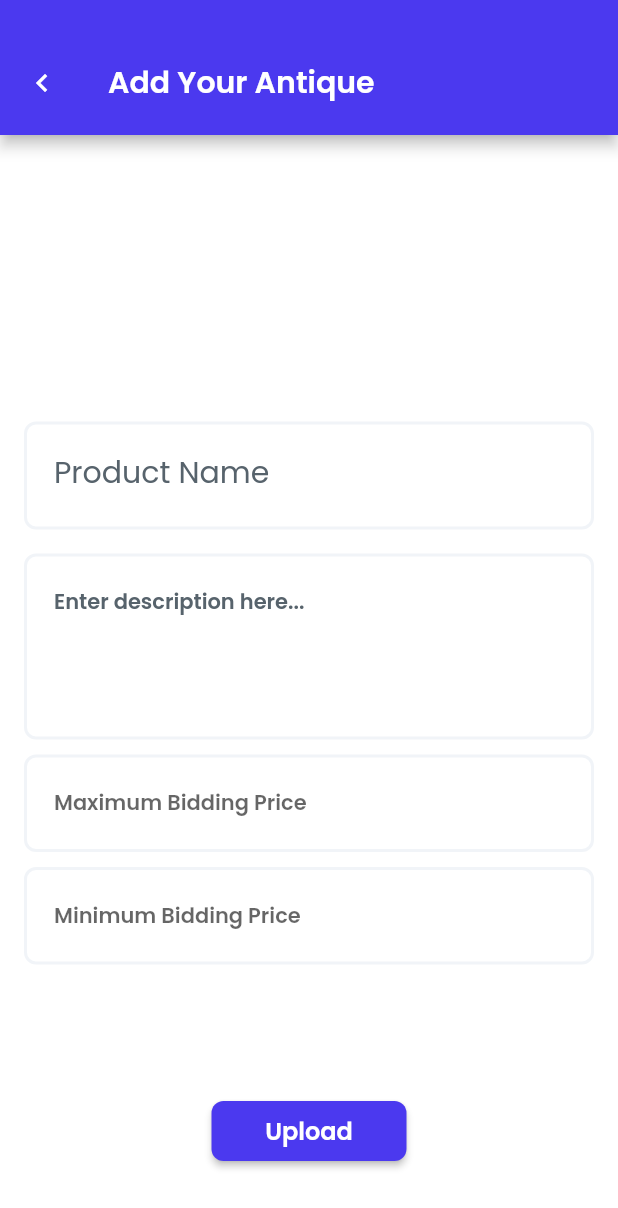
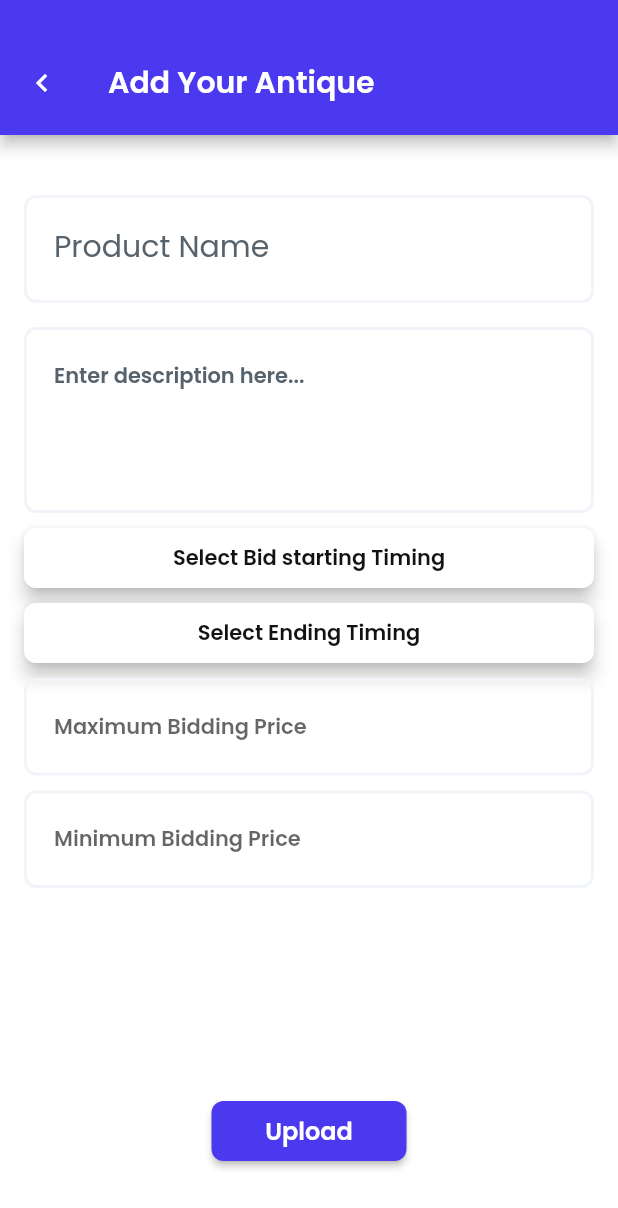
Before and after one commit to Aashu1303/auction_flutter, a Flutter app: the AddProductWidget screen opened by its route, on a phone screen of 412 x 824 dp. Shown: the top 1208 px of the screen. Run offline on Flutter 3.47's test engine with Material 2 defaults, Android fonts, the phone set to English and light mode, and no system bars; drawn by our look-alikes of auto_size_text; our stand-ins replace built_collection, built_value, cloud_firestore, file_picker, firebase_auth, firebase_core and 16 more; missing offline and left inert: json_path, mime_type; accounts and stored records are empty; network calls fail.

Commit message:
Updating to latest FlutterFlow output.

```diff
--- a/lib/add_product/add_product_model.dart
+++ b/lib/add_product/add_product_model.dart
@@ -6,6 +6,7 @@ import '../flutter_flow/flutter_flow_util.dart';
 import '../flutter_flow/flutter_flow_widgets.dart';
 import '../flutter_flow/upload_media.dart';
 import 'package:cloud_firestore/cloud_firestore.dart';
+import 'package:flutter/foundation.dart';
 import 'package:flutter/material.dart';
 import 'package:google_fonts/google_fonts.dart';
 import 'package:provider/provider.dart';
@@ -25,6 +26,8 @@ class AddProductModel extends FlutterFlowModel {
   // State field(s) for shortBio widget.
   TextEditingController? shortBioController;
   String? Function(BuildContext, String?)? shortBioControllerValidator;
+  DateTime? datePicked1;
+  DateTime? datePicked2;
   // State field(s) for maxBid widget.
   TextEditingController? maxBidController;
   String? Function(BuildContext, String?)? maxBidControllerValidator;
--- a/lib/add_product/add_product_widget.dart
+++ b/lib/add_product/add_product_widget.dart
@@ -6,6 +6,7 @@ import '../flutter_flow/flutter_flow_util.dart';
 import '../flutter_flow/flutter_flow_widgets.dart';
 import '../flutter_flow/upload_media.dart';
 import 'package:cloud_firestore/cloud_firestore.dart';
+import 'package:flutter/foundation.dart';
 import 'package:flutter/material.dart';
 import 'package:google_fonts/google_fonts.dart';
 import 'package:provider/provider.dart';
@@ -100,7 +101,7 @@ class _AddProductWidgetState extends State<AddProductWidget> {
               mainAxisAlignment: MainAxisAlignment.spaceBetween,
               children: [
                 Padding(
-                  padding: EdgeInsetsDirectional.fromSTEB(0, 50, 0, 0),
+                  padding: EdgeInsetsDirectional.fromSTEB(0, 20, 0, 20),
                   child: StreamBuilder<List<ListingsRecord>>(
                     stream: queryListingsRecord(
                       singleRecord: true,
@@ -178,17 +179,16 @@ class _AddProductWidgetState extends State<AddProductWidget> {
                           }
                         },
                         child: Image.network(
-                          imageListingsRecord!.image!,
-                          width: 200,
-                          height: 200,
+                          imageListingsRecord!.photoUrl!,
+                          width: 100,
+                          height: 100,
                           fit: BoxFit.cover,
                         ),
                       );
                     },
                   ),
                 ),
-                Padding(
-                  padding: EdgeInsetsDirectional.fromSTEB(0, 50, 0, 0),
+                Expanded(
                   child: Column(
                     mainAxisSize: MainAxisSize.max,
                     children: [
@@ -290,6 +290,114 @@ class _AddProductWidgetState extends State<AddProductWidget> {
                           keyboardType: TextInputType.multiline,
                           validator: _model.shortBioControllerValidator
                               .asValidator(context),
+                        ),
+                      ),
+                      Padding(
+                        padding: EdgeInsetsDirectional.fromSTEB(16, 10, 16, 0),
+                        child: Column(
+                          mainAxisSize: MainAxisSize.min,
+                          mainAxisAlignment: MainAxisAlignment.spaceAround,
+                          crossAxisAlignment: CrossAxisAlignment.stretch,
+                          children: [
+                            Padding(
+                              padding:
+                                  EdgeInsetsDirectional.fromSTEB(0, 0, 0, 10),
+                              child: FFButtonWidget(
+                                onPressed: () async {
+                                  final _datePicked1Date = await showDatePicker(
+                                    context: context,
+                                    initialDate: getCurrentTimestamp,
+                                    firstDate: getCurrentTimestamp,
+                                    lastDate: DateTime(2050),
+                                  );
+
+                                  TimeOfDay? _datePicked1Time;
+                                  if (_datePicked1Date != null) {
+                                    _datePicked1Time = await showTimePicker(
+                                      context: context,
+                                      initialTime: TimeOfDay.fromDateTime(
+                                          getCurrentTimestamp),
+                                    );
+                                  }
+
+                                  if (_datePicked1Date != null &&
+                                      _datePicked1Time != null) {
+                                    setState(() {
+                                      _model.datePicked1 = DateTime(
+                                        _datePicked1Date.year,
+                                        _datePicked1Date.month,
+                                        _datePicked1Date.day,
+                                        _datePicked1Time!.hour,
+                                        _datePicked1Time.minute,
+                                      );
+                                    });
+                                  }
+                                },
+                                text: 'Select Bid starting Timing',
+                                options: FFButtonOptions(
+                                  width: 130,
+                                  height: 40,
+                                  color: FlutterFlowTheme.of(context)
+                                      .primaryBtnText,
+                                  textStyle:
+                                      FlutterFlowTheme.of(context).bodyText1,
+                                  elevation: 5,
+                                  borderSide: BorderSide(
+                                    color: Colors.transparent,
+                                    width: 1,
+                                  ),
+                                  borderRadius: BorderRadius.circular(8),
+                                ),
+                              ),
+                            ),
+                            FFButtonWidget(
+                              onPressed: () async {
+                                final _datePicked2Date = await showDatePicker(
+                                  context: context,
+                                  initialDate: getCurrentTimestamp,
+                                  firstDate: getCurrentTimestamp,
+                                  lastDate: DateTime(2050),
+                                );
+
+                                TimeOfDay? _datePicked2Time;
+                                if (_datePicked2Date != null) {
+                                  _datePicked2Time = await showTimePicker(
+                                    context: context,
+                                    initialTime: TimeOfDay.fromDateTime(
+                                        getCurrentTimestamp),
+                                  );
+                                }
+
+                                if (_datePicked2Date != null &&
+                                    _datePicked2Time != null) {
+                                  setState(() {
+                                    _model.datePicked2 = DateTime(
+                                      _datePicked2Date.year,
+                                      _datePicked2Date.month,
+                                      _datePicked2Date.day,
+                                      _datePicked2Time!.hour,
+                                      _datePicked2Time.minute,
+                                    );
+                                  });
+                                }
+                              },
+                              text: 'Select Ending Timing',
+                              options: FFButtonOptions(
+                                width: 130,
+                                height: 40,
+                                color:
+                                    FlutterFlowTheme.of(context).primaryBtnText,
+                                textStyle:
+                                    FlutterFlowTheme.of(context).bodyText1,
+                                elevation: 5,
+                                borderSide: BorderSide(
+                                  color: Colors.transparent,
+                                  width: 1,
+                                ),
+                                borderRadius: BorderRadius.circular(8),
+                              ),
+                            ),
+                          ],
                         ),
                       ),
                       Padding(
@@ -397,6 +505,8 @@ class _AddProductWidgetState extends State<AddProductWidget> {
                         minBid: double.tryParse(_model.minBidController.text),
                         maxBid: double.tryParse(_model.maxBidController.text),
                         image: _model.uploadedFileUrl,
+                        startDate: _model.datePicked1,
+                        endDate: _model.datePicked2,
                       );
                       await ListingsRecord.collection
                           .doc()
--- a/lib/auth/firebase_user_provider.dart
+++ b/lib/auth/firebase_user_provider.dart
@@ -1,23 +1,23 @@
 import 'package:firebase_auth/firebase_auth.dart';
 import 'package:rxdart/rxdart.dart';
 
-class AuctionwareFirebaseUser {
-  AuctionwareFirebaseUser(this.user);
+class AuctionWareFirebaseUser {
+  AuctionWareFirebaseUser(this.user);
   User? user;
   bool get loggedIn => user != null;
 }
 
-AuctionwareFirebaseUser? currentUser;
+AuctionWareFirebaseUser? currentUser;
 bool get loggedIn => currentUser?.loggedIn ?? false;
-Stream<AuctionwareFirebaseUser> auctionwareFirebaseUserStream() =>
+Stream<AuctionWareFirebaseUser> auctionWareFirebaseUserStream() =>
     FirebaseAuth.instance
         .authStateChanges()
         .debounce((user) => user == null && !loggedIn
             ? TimerStream(true, const Duration(seconds: 1))
             : Stream.value(user))
-        .map<AuctionwareFirebaseUser>(
+        .map<AuctionWareFirebaseUser>(
       (user) {
-        currentUser = AuctionwareFirebaseUser(user);
+        currentUser = AuctionWareFirebaseUser(user);
         return currentUser!;
       },
     );
--- a/lib/flutter_flow/nav/nav.dart
+++ b/lib/flutter_flow/nav/nav.dart
@@ -20,8 +20,8 @@ export 'serialization_util.dart';
 const kTransitionInfoKey = '__transition_info__';
 
 class AppStateNotifier extends ChangeNotifier {
-  AuctionwareFirebaseUser? initialUser;
-  AuctionwareFirebaseUser? user;
+  AuctionWareFirebaseUser? initialUser;
+  AuctionWareFirebaseUser? user;
   bool showSplashImage = true;
   String? _redirectLocation;
 
@@ -46,7 +46,7 @@ class AppStateNotifier extends ChangeNotifier {
   /// to perform subsequent actions (such as navigation) afterwards.
   void updateNotifyOnAuthChange(bool notify) => notifyOnAuthChange = notify;
 
-  void update(AuctionwareFirebaseUser newUser) {
+  void update(AuctionWareFirebaseUser newUser) {
     initialUser ??= newUser;
     user = newUser;
     // Refresh the app on auth change unless explicitly marked otherwise.
--- a/lib/home_page/home_page_widget.dart
+++ b/lib/home_page/home_page_widget.dart
@@ -125,7 +125,7 @@ class _HomePageWidgetState extends State<HomePageWidget>
                                 EdgeInsetsDirectional.fromSTEB(16, 0, 16, 12),
                             child: InkWell(
                               onTap: () async {
-                                context.pushNamed(
+                                context.goNamed(
                                   'DetailPage',
                                   queryParams: {
                                     'listingRef': serializeParam(
@@ -165,7 +165,7 @@ class _HomePageWidgetState extends State<HomePageWidget>
                                       child: ClipRRect(
                                         borderRadius: BorderRadius.circular(12),
                                         child: Image.network(
-                                          'https://static.nike.com/a/images/f_auto,b_rgb:f5f5f5,w_880/e5e376f2-7b53-49fc-9720-0e1d69ff0fb9/zion-1-basketball-shoes-bJ0hLJ.png',
+                                          listViewListingsRecord.image!,
                                           width: 120,
                                           height: 100,
                                           fit: BoxFit.cover,
--- a/lib/main.dart
+++ b/lib/main.dart
@@ -36,7 +36,7 @@ class _MyAppState extends State<MyApp> {
   Locale? _locale;
   ThemeMode _themeMode = FlutterFlowTheme.themeMode;
 
-  late Stream<AuctionwareFirebaseUser> userStream;
+  late Stream<AuctionWareFirebaseUser> userStream;
 
   late AppStateNotifier _appStateNotifier;
   late GoRouter _router;
@@ -48,7 +48,7 @@ class _MyAppState extends State<MyApp> {
     super.initState();
     _appStateNotifier = AppStateNotifier();
     _router = createRouter(_appStateNotifier);
-    userStream = auctionwareFirebaseUserStream()
+    userStream = auctionWareFirebaseUserStream()
       ..listen((user) => _appStateNotifier.update(user));
     jwtTokenStream.listen((_) {});
     Future.delayed(
@@ -76,7 +76,7 @@ class _MyAppState extends State<MyApp> {
   @override
   Widget build(BuildContext context) {
     return MaterialApp.router(
-      title: 'auctionware',
+      title: 'AuctionWare',
       localizationsDelegates: [
         FFLocalizationsDelegate(),
         GlobalMaterialLocalizations.delegate,
--- a/pubspec.yaml
+++ b/pubspec.yaml
@@ -1,4 +1,4 @@
-name: auctionware
+name: auction_ware
 description: A new Flutter project.
 
 # The following line prevents the package from being accidentally published to
```
Also changed, not shown: assets/images/app_launcher_icon.png, 7 other files.
